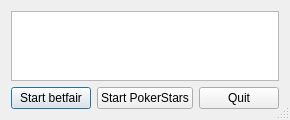
This is dialog.ui in ajwijma/betting as Qt 5 draws it before an edit. The edited form follows.
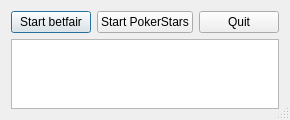
This is the edited form.

Commit message: knoppenbalk boven

Diff of the .ui file:
```diff
--- a/dialog.ui
+++ b/dialog.ui
@@ -17,6 +17,31 @@
    <bool>true</bool>
   </property>
   <layout class="QVBoxLayout" name="verticalLayout">
+   <item>
+    <layout class="QHBoxLayout" name="horizontalLayout">
+     <item>
+      <widget class="QPushButton" name="pushButtonBetfair">
+       <property name="text">
+        <string>Start betfair</string>
+       </property>
+      </widget>
+     </item>
+     <item>
+      <widget class="QPushButton" name="pushButtonPokerStars">
+       <property name="text">
+        <string>Start PokerStars</string>
+       </property>
+      </widget>
+     </item>
+     <item>
+      <widget class="QPushButton" name="pushButtonQuit">
+       <property name="text">
+        <string>Quit</string>
+       </property>
+      </widget>
+     </item>
+    </layout>
+   </item>
    <item>
     <widget class="QTableWidget" name="tableWidget">
      <property name="sizePolicy">
@@ -39,31 +64,6 @@
      </property>
     </widget>
    </item>
-   <item>
-    <layout class="QHBoxLayout" name="horizontalLayout">
-     <item>
-      <widget class="QPushButton" name="pushButtonBetfair">
-       <property name="text">
-        <string>Start betfair</string>
-       </property>
-      </widget>
-     </item>
-     <item>
-      <widget class="QPushButton" name="pushButtonPokerStars">
-       <property name="text">
-        <string>Start PokerStars</string>
-       </property>
-      </widget>
-     </item>
-     <item>
-      <widget class="QPushButton" name="pushButtonQuit">
-       <property name="text">
-        <string>Quit</string>
-       </property>
-      </widget>
-     </item>
-    </layout>
-   </item>
   </layout>
  </widget>
  <resources/>
```
The commit also changes 1 other file.
